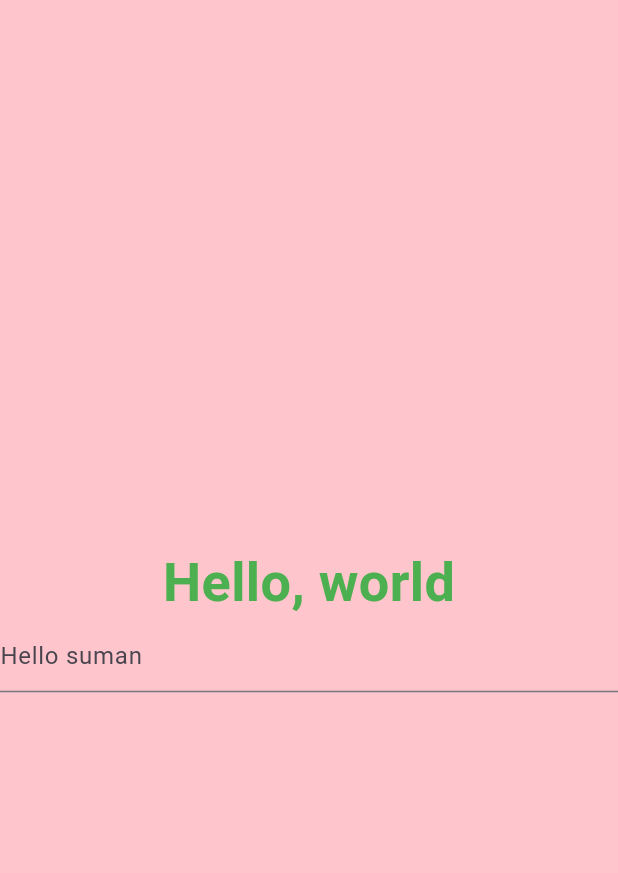
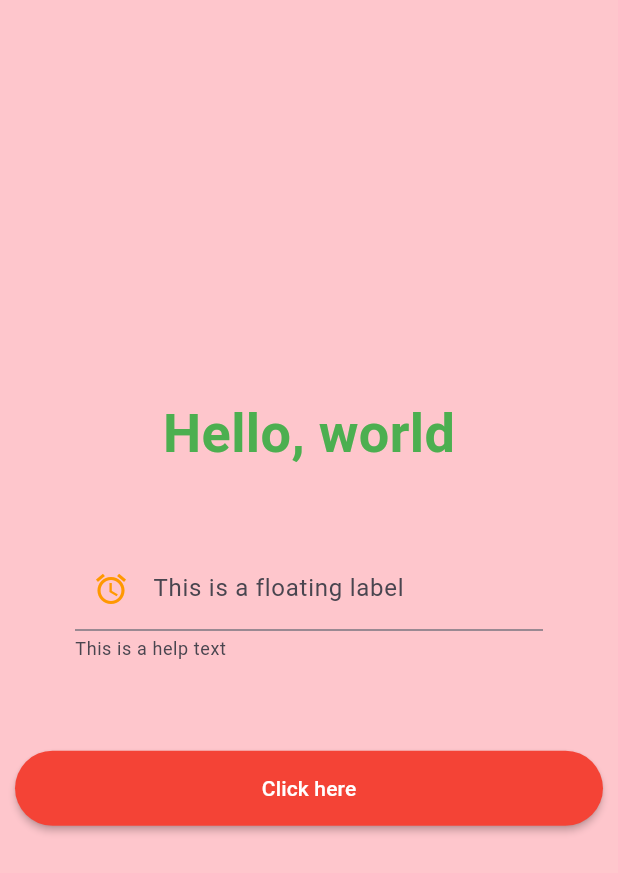
Before and after one commit to SumanKumarChava/Flutter_SampleApp, a Flutter app: the screen it shows after launch, on a phone screen of 412 x 824 dp. Shown: the top 873 px of the screen. Run offline on Flutter 3.47's test engine with Material 3 defaults, Android fonts, the phone set to English and light mode, and no system bars.

Commit message:
ElevateButton, Textfield practice

```diff
--- a/lib/pages/currency_converter_materialpage.dart
+++ b/lib/pages/currency_converter_materialpage.dart
@@ -1,3 +1,4 @@
+import 'package:flutter/foundation.dart';
 import 'package:flutter/material.dart';
 
 class CurrencyConverterMaterialpage extends StatelessWidget {
@@ -5,15 +6,15 @@ class CurrencyConverterMaterialpage extends StatelessWidget {
 
   @override
   Widget build(BuildContext context) {
-    return const Scaffold(
+    return Scaffold(
       body: ColoredBox(
-            color: Color.fromRGBO(255, 0, 0, 0.2),
+        color: const Color.fromRGBO(255, 0, 0, 0.2),
         child: Center(
           child: Column(
             mainAxisAlignment: MainAxisAlignment.center,
             crossAxisAlignment: CrossAxisAlignment.center,
             children: [
-                Text(
+              const Text(
                 "Hello, world",
                 textDirection: TextDirection.ltr,
                 style: TextStyle(
@@ -21,13 +22,45 @@ class CurrencyConverterMaterialpage extends StatelessWidget {
                     fontSize: 36,
                     fontWeight: FontWeight.bold),
               ),
-                TextField(
-                  decoration: InputDecoration(hintText: "Hello suman"),
+              const Padding(
+                padding: EdgeInsets.all(50.0),
+                child: TextField(
+                  keyboardType: TextInputType.numberWithOptions(
+                      signed: true, decimal: true),
+                  decoration: InputDecoration(
+                      prefixIcon: Icon(Icons.access_alarm),
+                      prefixIconColor: Colors.orange,
+                      prefixStyle:
+                          TextStyle(textBaseline: TextBaseline.alphabetic),
+                      hintText: "This is hint",
+                      labelText: "This is a floating label",
+                      helperText: "This is a help text"),
                   style: TextStyle(
                     color: Colors.white,
                   ),
-                )
+                ),
+              ),
+              Padding(
+                padding: const EdgeInsets.all(10.0),
+                child: ElevatedButton(
+                    style: TextButton.styleFrom(
+                      backgroundColor: Colors.red,
+                      foregroundColor: Colors.white,
+                      minimumSize: const Size(double.infinity, 50),
+                      elevation: 2,
+                    ),
+                    onPressed: () => {
+                          if (kDebugMode)
+                            {
+                              debugPrint("Hello"),
+                            }
+                        },
+                    child: const Text("Click here")),
+              ),
             ],
-            ))));
+          ),
+        ),
+      ),
+    );
   }
 }
```
Lines whose indentation alone changed are shown as unchanged.
